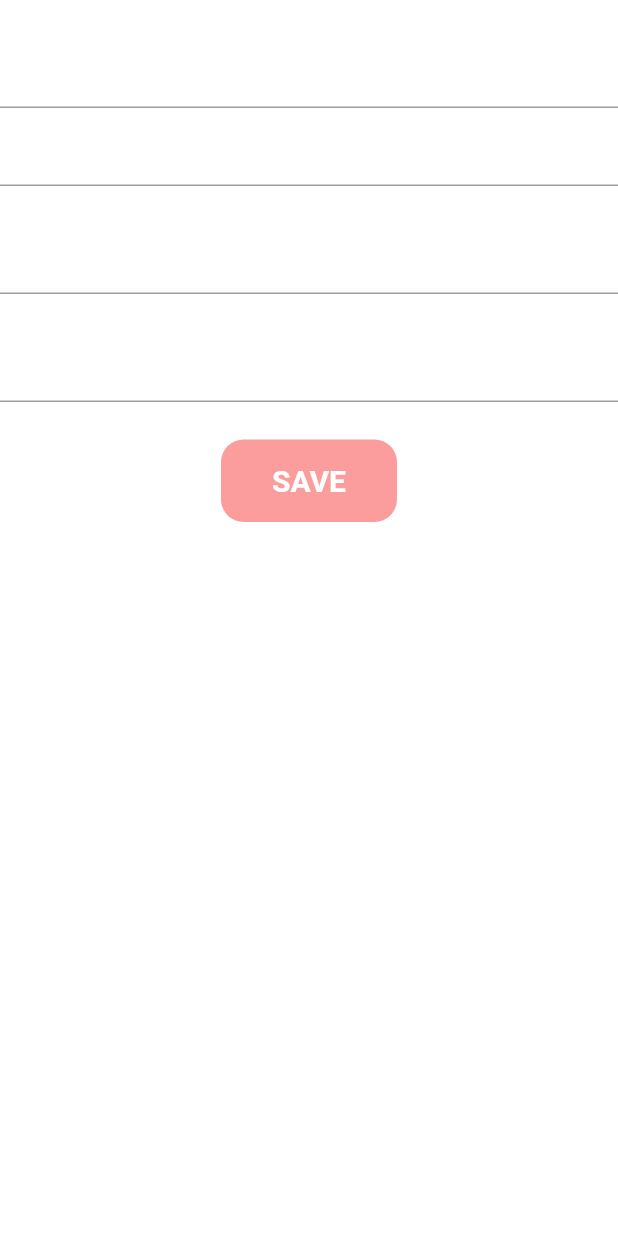
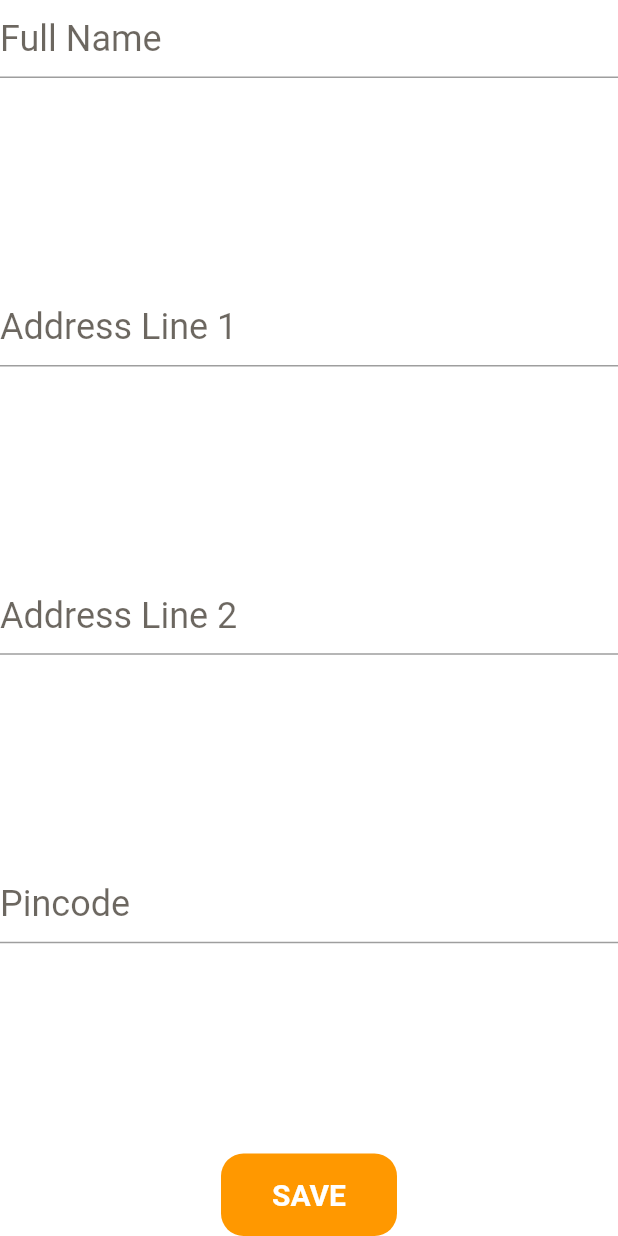
Before and after one commit to axactstudios/jwm-ecommerce, a Flutter app: the Address widget shown alone on an empty page, opened directly, on a phone screen of 412 x 824 dp. Run offline on Flutter 3.47's test engine with Material 2 defaults, Android fonts, the light colour scheme and no system bars; our stand-ins replace firebase_auth, firebase_database, flutter_spinkit, flutter_svg, fluttertoast, font_awesome_flutter and 3 more; missing offline and left inert: flutter_email_sender, flutter_open_whatsapp, razorpay_flutter; accounts and stored records are empty; network calls fail; Roboto replaces fonts that are missing (Cabin); project files that could hold a hidden picture were left out.

Commit message:
address and signed in screen done

```diff
--- a/lib/LoginPages/OTPScreen.dart
+++ b/lib/LoginPages/OTPScreen.dart
@@ -51,7 +51,7 @@ class _OTPScreenState extends State<OTPScreen> {
             icon: Icon(
               Icons.arrow_back_ios,
             ),
-            color: Colors.white,
+            color: kBlackColor,
             onPressed: () {
               Navigator.pop(context);
             },
--- a/lib/LoginPages/WelcomeScreen.dart
+++ b/lib/LoginPages/WelcomeScreen.dart
@@ -91,11 +91,11 @@ class _WelcomeScreenState extends State<WelcomeScreen> {
                             shape: BoxShape.rectangle,
                             border: Border.all(color: kBorderColor, width: 1.0),
                             borderRadius: BorderRadius.all(
-                              Radius.circular(30.0),
+                              Radius.circular(25.0),
                             ),
                           ),
                           child: Padding(
-                            padding: const EdgeInsets.fromLTRB(0, 10, 0, 10),
+                            padding: EdgeInsets.all(16),
                             child: Text(
                               "CONTINUE",
                               textAlign: TextAlign.center,
--- a/lib/LoginPages/address.dart
+++ b/lib/LoginPages/address.dart
@@ -2,6 +2,7 @@ import 'package:firebase_auth/firebase_auth.dart';
 import 'package:firebase_database/firebase_database.dart';
 import 'package:flutter/cupertino.dart';
 import 'package:flutter/material.dart';
+import 'package:jwm2/Classes/Constants.dart';
 import 'package:jwm2/Drawer/MainHome.dart';
 
 class Address extends StatefulWidget {
@@ -53,20 +54,15 @@ class _AddressState extends State<Address> {
         child: Column(
           mainAxisAlignment: MainAxisAlignment.start,
           children: <Widget>[
-            SizedBox(
-              height: 20.0,
-            ),
             TextFormField(
               controller: myController,
               decoration: InputDecoration(
                 focusedBorder: UnderlineInputBorder(
-                  borderSide: BorderSide(
-                    color: Colors.white,
-                  ),
+                  borderSide: BorderSide(color: kPrimaryColor, width: 2.0),
                 ),
                 hintText: 'Full Name',
                 hintStyle: TextStyle(
-                  color: Colors.white.withOpacity(0.6),
+                  color: kTextColor.withOpacity(0.65),
                 ),
               ),
               validator: (name) {
@@ -75,19 +71,21 @@ class _AddressState extends State<Address> {
                 } else
                   return null;
               },
-              style: TextStyle(color: Colors.white, fontSize: 24.0),
+              style: TextStyle(
+                  color: kTextColor.withOpacity(0.85),
+                  fontSize: 24.0,
+                  fontFamily: 'Cabin'),
             ),
+            Spacer(),
             TextFormField(
               controller: myController1,
               decoration: InputDecoration(
                 focusedBorder: UnderlineInputBorder(
-                  borderSide: BorderSide(
-                    color: Colors.white,
-                  ),
+                  borderSide: BorderSide(color: kPrimaryColor, width: 2.0),
                 ),
                 hintText: 'Address Line 1',
                 hintStyle: TextStyle(
-                  color: Colors.white.withOpacity(0.6),
+                  color: kTextColor.withOpacity(0.65),
                 ),
               ),
               validator: (line1) {
@@ -96,22 +94,21 @@ class _AddressState extends State<Address> {
                 } else
                   return null;
               },
-              style: TextStyle(color: Colors.white, fontSize: 24.0),
+              style: TextStyle(
+                  color: kTextColor.withOpacity(0.85),
+                  fontSize: 24.0,
+                  fontFamily: 'Cabin'),
             ),
-            SizedBox(
-              height: 20.0,
-            ),
+            Spacer(),
             TextFormField(
               controller: myController2,
               decoration: InputDecoration(
                 focusedBorder: UnderlineInputBorder(
-                  borderSide: BorderSide(
-                    color: Colors.white,
-                  ),
+                  borderSide: BorderSide(color: kPrimaryColor, width: 2.0),
                 ),
                 hintText: 'Address Line 2',
                 hintStyle: TextStyle(
-                  color: Colors.white.withOpacity(0.6),
+                  color: kTextColor.withOpacity(0.65),
                 ),
               ),
               validator: (line2) {
@@ -120,22 +117,21 @@ class _AddressState extends State<Address> {
                 } else
                   return null;
               },
-              style: TextStyle(color: Colors.white, fontSize: 24.0),
+              style: TextStyle(
+                  color: kTextColor.withOpacity(0.85),
+                  fontSize: 24.0,
+                  fontFamily: 'Cabin'),
             ),
-            SizedBox(
-              height: 20.0,
-            ),
+            Spacer(),
             TextFormField(
               controller: myController3,
               decoration: InputDecoration(
                 focusedBorder: UnderlineInputBorder(
-                  borderSide: BorderSide(
-                    color: Colors.white,
-                  ),
+                  borderSide: BorderSide(color: kPrimaryColor, width: 2.0),
                 ),
                 hintText: 'Pincode',
                 hintStyle: TextStyle(
-                  color: Colors.white.withOpacity(0.6),
+                  color: kTextColor.withOpacity(0.65),
                 ),
               ),
               validator: (pincode) {
@@ -144,11 +140,12 @@ class _AddressState extends State<Address> {
                 } else
                   return null;
               },
-              style: TextStyle(color: Colors.white, fontSize: 24.0),
+              style: TextStyle(
+                  color: kTextColor.withOpacity(0.85),
+                  fontSize: 24.0,
+                  fontFamily: 'Cabin'),
             ),
-            SizedBox(
-              height: 25.0,
-            ),
+            Spacer(),
             InkWell(
               onTap: () async {
                 FirebaseUser user = await mAuth.currentUser();
@@ -173,14 +170,14 @@ class _AddressState extends State<Address> {
               child: Container(
                 padding: EdgeInsets.symmetric(vertical: 16.0, horizontal: 34.0),
                 decoration: BoxDecoration(
-                    color: Color(0xFFfc9d9d),
+                    color: kPrimaryColor,
                     borderRadius: BorderRadius.circular(15.0)),
                 child: Text(
                   'SAVE',
-                  style: TextStyle(
-                      color: Colors.white,
-                      fontSize: 20.0,
-                      fontWeight: FontWeight.bold),
+                  style: Theme.of(context)
+                      .textTheme
+                      .button
+                      .copyWith(fontSize: 20.0, color: kWhiteColor),
                 ),
               ),
             ),
```
Also changed, not shown: lib/LoginPages/addressFrame.dart (+10 -9 lines), lib/OtherPages/SignedIn.dart (+4 -3 lines).
